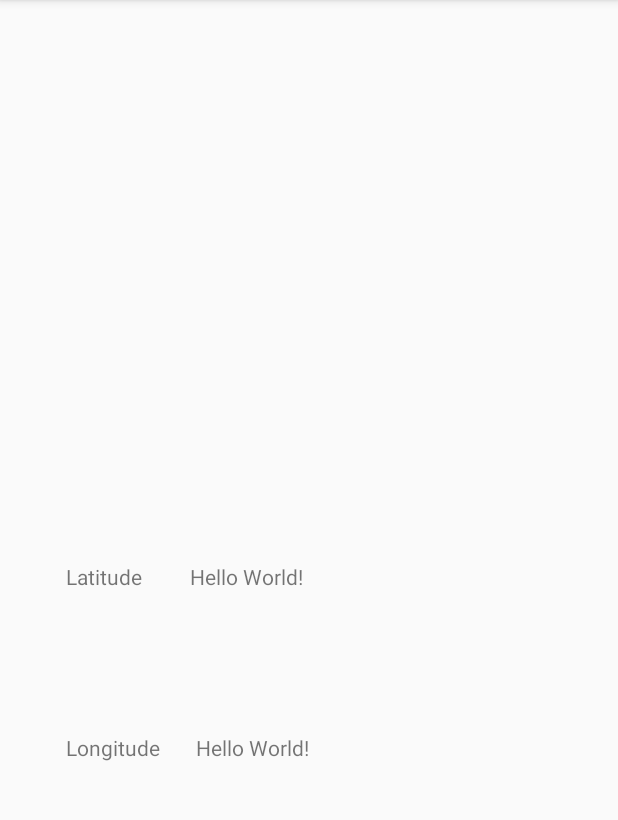
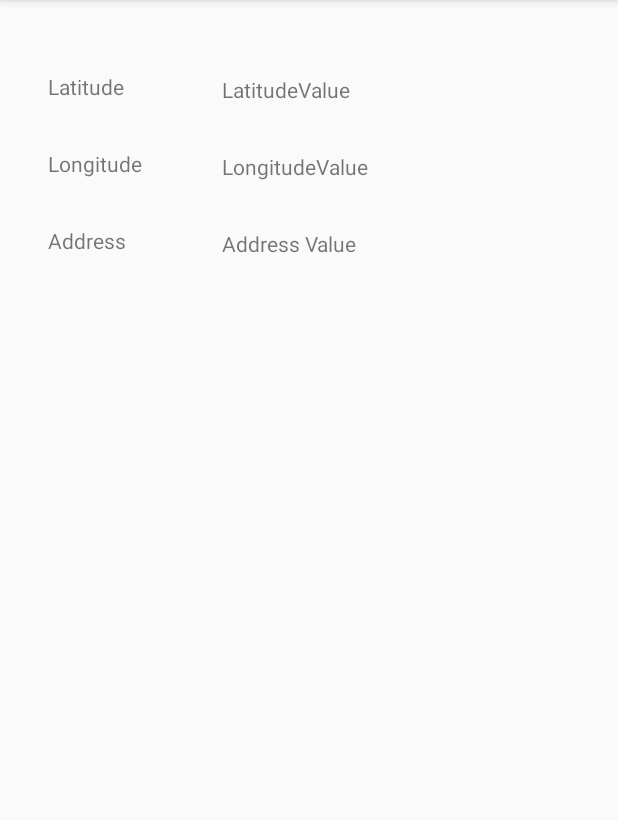
Before and after one commit to blaskoasky/GPS-Project, an Android app: the screen it shows after launch (MainActivity), on a phone screen of 412 x 824 dp, the part 84-904 px from its top. Run offline under Robolectric (Android 15) with nearby library versions, the phone set to English and light mode, and no system bars.

Commit message:
add geocoder

```diff
--- a/app/build.gradle
+++ b/app/build.gradle
@@ -45,6 +45,7 @@ dependencies {
     implementation 'androidx.appcompat:appcompat:1.3.1'
     implementation 'com.google.android.material:material:1.4.0'
     implementation 'androidx.constraintlayout:constraintlayout:2.1.1'
+    implementation 'com.google.android.gms:play-services-maps:18.0.0'
     testImplementation 'junit:junit:4.+'
     androidTestImplementation 'androidx.test.ext:junit:1.1.3'
     androidTestImplementation 'androidx.test.espresso:espresso-core:3.4.0'
--- a/app/src/main/java/com/blaskoasky/iri/gps2/Main/LocationViewModel.kt
+++ b/app/src/main/java/com/blaskoasky/iri/gps2/Main/LocationViewModel.kt
@@ -6,8 +6,8 @@ import com.blaskoasky.iri.gps2.LocationLiveData
 
 class LocationViewModel(application: Application) : AndroidViewModel(application) {
 
-    private val locationliveData = LocationLiveData(application)
+    private val locationLiveData = LocationLiveData(application)
 
-    fun getLocationLiveData() = locationliveData
+    fun getLocationLiveData() = locationLiveData
 
 }
--- a/app/src/main/java/com/blaskoasky/iri/gps2/Main/MainActivity.kt
+++ b/app/src/main/java/com/blaskoasky/iri/gps2/Main/MainActivity.kt
@@ -2,17 +2,22 @@ package com.blaskoasky.iri.gps2.Main
 
 import android.Manifest
 import android.content.pm.PackageManager
+import android.location.Address
+import android.location.Geocoder
 import android.os.Bundle
 import android.widget.Toast
 import androidx.appcompat.app.AppCompatActivity
 import androidx.core.content.ContextCompat
 import androidx.lifecycle.ViewModelProvider
 import com.blaskoasky.iri.gps2.databinding.ActivityMainBinding
+import java.util.*
 
 class MainActivity : AppCompatActivity() {
 
     private lateinit var binding: ActivityMainBinding
     private lateinit var locationViewModel: LocationViewModel
+    private lateinit var geocoder: Geocoder
+    private lateinit var addreses: List<Address>
 
     private val PERMISSION_CODE_LOCATION = 69
 
@@ -42,9 +47,20 @@ class MainActivity : AppCompatActivity() {
     private fun requestLocationUpdates() {
         locationViewModel = ViewModelProvider(this).get(LocationViewModel::class.java)
         locationViewModel.getLocationLiveData().observe(this, { location ->
-            binding.tvLatitude.text = location.latitude
-            binding.tvLongitude.text = location.longitude
+            val latitude = location.latitude
+            val longitude = location.longitude
+
+            binding.tvAddress.text = locationGeocode(latitude, longitude)
+            binding.tvLatitude.text = latitude
+            binding.tvLongitude.text = longitude
         })
+    }
+
+    private fun locationGeocode(latitude: String, longitude: String): String {
+        geocoder = Geocoder(this, Locale.getDefault())
+        addreses = geocoder.getFromLocation(latitude.toDouble(), longitude.toDouble(), 1)
+
+        return addreses[0].getAddressLine(0).toString()
     }
 
     override fun onRequestPermissionsResult(
--- a/app/src/main/res/layout/activity_main.xml
+++ b/app/src/main/res/layout/activity_main.xml
@@ -7,57 +7,78 @@
     tools:context=".Main.MainActivity">
 
     <TextView
-        android:id="@+id/textView3"
-        android:layout_width="wrap_content"
-        android:layout_height="wrap_content"
-        android:layout_marginStart="44dp"
-        android:text="Longitude"
-        app:layout_constraintBottom_toBottomOf="parent"
-        app:layout_constraintHorizontal_bias="0.173"
-        app:layout_constraintLeft_toLeftOf="parent"
-        app:layout_constraintRight_toRightOf="parent"
-        app:layout_constraintStart_toStartOf="parent"
-        app:layout_constraintTop_toTopOf="parent"
-        app:layout_constraintVertical_bias="0.653" />
-
-    <TextView
         android:id="@+id/tv_latitude"
         android:layout_width="wrap_content"
         android:layout_height="wrap_content"
-        android:layout_marginStart="32dp"
-        android:text="Hello World!"
+        android:layout_marginStart="24dp"
+        android:text="LatitudeValue"
         app:layout_constraintBottom_toBottomOf="parent"
-        app:layout_constraintHorizontal_bias="0.73"
+        app:layout_constraintEnd_toEndOf="parent"
+        app:layout_constraintHorizontal_bias="0.0"
         app:layout_constraintLeft_toLeftOf="parent"
         app:layout_constraintRight_toRightOf="parent"
-        app:layout_constraintStart_toEndOf="@+id/textView2"
+        app:layout_constraintStart_toEndOf="@+id/labelLatitude"
+        app:layout_constraintTop_toTopOf="parent"
+        app:layout_constraintVertical_bias="0.067" />
+
+    <TextView
+        android:id="@+id/labelLongitude"
+        android:layout_width="100dp"
+        android:layout_height="wrap_content"
+        android:layout_marginStart="24dp"
+        android:layout_marginTop="32dp"
+        android:paddingStart="8dp"
+        android:text="Longitude"
+        app:layout_constraintStart_toStartOf="parent"
+        app:layout_constraintTop_toBottomOf="@+id/labelLatitude" />
+
+    <TextView
+        android:id="@+id/labelLatitude"
+        android:layout_width="100dp"
+        android:layout_height="wrap_content"
+        android:layout_marginStart="24dp"
+        android:layout_marginTop="48dp"
+        android:paddingLeft="8dp"
+        android:text="Latitude"
+        app:layout_constraintStart_toStartOf="parent"
         app:layout_constraintTop_toTopOf="parent" />
 
     <TextView
-        android:id="@+id/textView2"
-        android:layout_width="wrap_content"
+        android:id="@+id/labelAddress"
+        android:layout_width="100dp"
         android:layout_height="wrap_content"
-        android:layout_marginStart="44dp"
-        android:text="Latitude"
-        app:layout_constraintBottom_toTopOf="@+id/textView3"
-        app:layout_constraintHorizontal_bias="0.173"
-        app:layout_constraintLeft_toLeftOf="parent"
-        app:layout_constraintRight_toRightOf="parent"
+        android:layout_marginStart="24dp"
+        android:layout_marginTop="32dp"
+        android:paddingLeft="8dp"
+        android:text="Address"
         app:layout_constraintStart_toStartOf="parent"
-        app:layout_constraintTop_toTopOf="parent"
-        app:layout_constraintVertical_bias="0.798" />
+        app:layout_constraintTop_toBottomOf="@+id/labelLongitude" />
 
     <TextView
-        android:id="@+id/tv_longitude"
+        android:id="@+id/tv_Longitude"
         android:layout_width="wrap_content"
         android:layout_height="wrap_content"
         android:layout_marginStart="24dp"
-        android:text="Hello World!"
-        app:layout_constraintBottom_toBottomOf="parent"
-        app:layout_constraintLeft_toLeftOf="parent"
-        app:layout_constraintRight_toRightOf="parent"
-        app:layout_constraintStart_toEndOf="@+id/textView3"
-        app:layout_constraintTop_toTopOf="parent"
-        app:layout_constraintVertical_bias="0.653" />
+        android:layout_marginTop="32dp"
+        android:text="LongitudeValue"
+        app:layout_constraintEnd_toEndOf="parent"
+        app:layout_constraintHorizontal_bias="0.0"
+        app:layout_constraintStart_toEndOf="@+id/labelLongitude"
+        app:layout_constraintTop_toBottomOf="@+id/tv_latitude" />
+
+    <TextView
+        android:id="@+id/tv_Address"
+        android:layout_width="254dp"
+        android:layout_height="wrap_content"
+        android:layout_marginStart="24dp"
+        android:layout_marginTop="32dp"
+        android:layout_marginEnd="8dp"
+        android:maxLines="3"
+        android:paddingRight="8dp"
+        android:text="Address Value"
+        app:layout_constraintEnd_toEndOf="parent"
+        app:layout_constraintHorizontal_bias="0.0"
+        app:layout_constraintStart_toEndOf="@+id/labelAddress"
+        app:layout_constraintTop_toBottomOf="@+id/tv_Longitude" />
 
 </androidx.constraintlayout.widget.ConstraintLayout>
```
Also changed, not shown: app/src/main/java/com/blaskoasky/iri/gps2/LocationLiveData.kt (+8 -7 lines).
